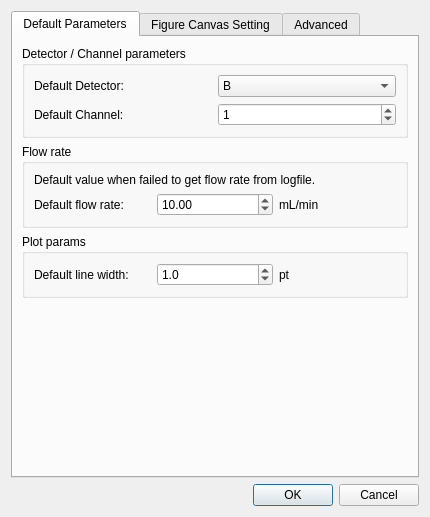
First picture: the form in FSECplotter/pyqt/dialogs/preference_dialog.ui, repository TaizoAyase/FSECplotter2, before the edit.
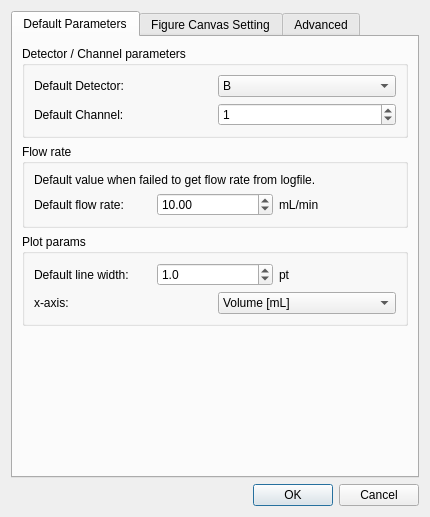
Second picture: the form after the edit. The open tabs and pages were chosen to show the change.

Commit message:
update preference dialog
save default setting for x-axis selection

The edit to the form file:
```diff
--- a/FSECplotter/pyqt/dialogs/preference_dialog.ui
+++ b/FSECplotter/pyqt/dialogs/preference_dialog.ui
@@ -201,6 +201,34 @@
             </item>
            </layout>
           </item>
+          <item>
+           <layout class="QHBoxLayout" name="horizontalLayout_12">
+            <item>
+             <widget class="QLabel" name="label_15">
+              <property name="text">
+               <string>x-axis:</string>
+              </property>
+             </widget>
+            </item>
+            <item>
+             <widget class="QComboBox" name="x_axis_comboBox">
+              <property name="currentIndex">
+               <number>0</number>
+              </property>
+              <item>
+               <property name="text">
+                <string>Volume [mL]</string>
+               </property>
+              </item>
+              <item>
+               <property name="text">
+                <string>Time [min]</string>
+               </property>
+              </item>
+             </widget>
+            </item>
+           </layout>
+          </item>
          </layout>
         </widget>
        </item>
```
Left out of the diff: 2 changed lines with no effect on the pictures. The commit also changes 4 other files.
